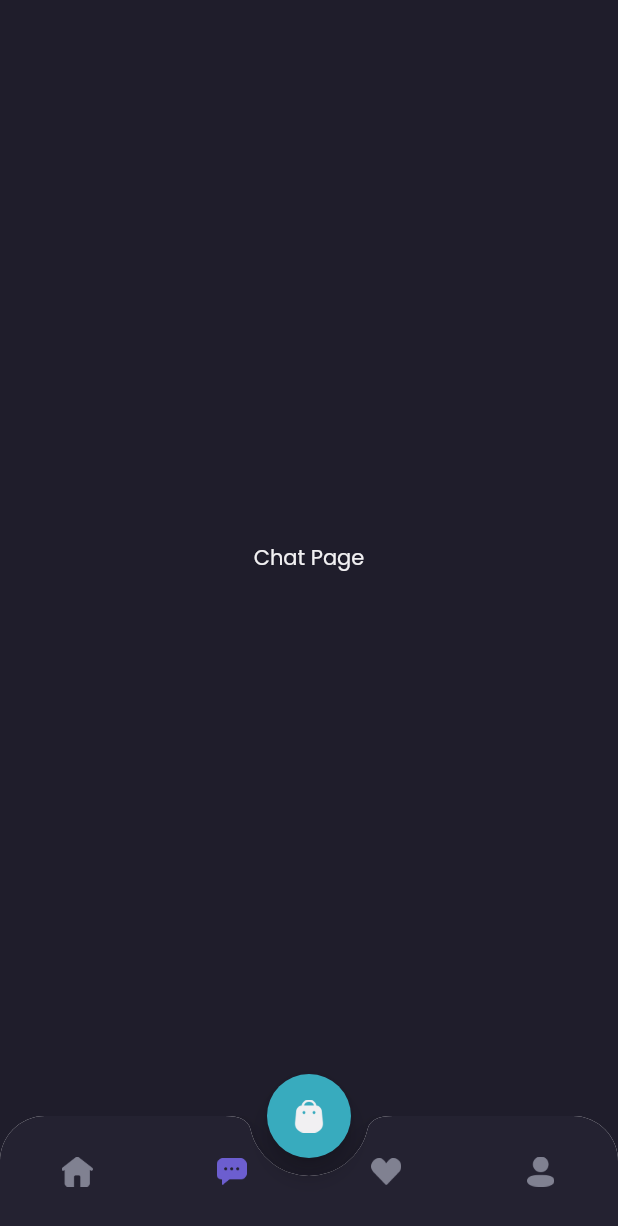
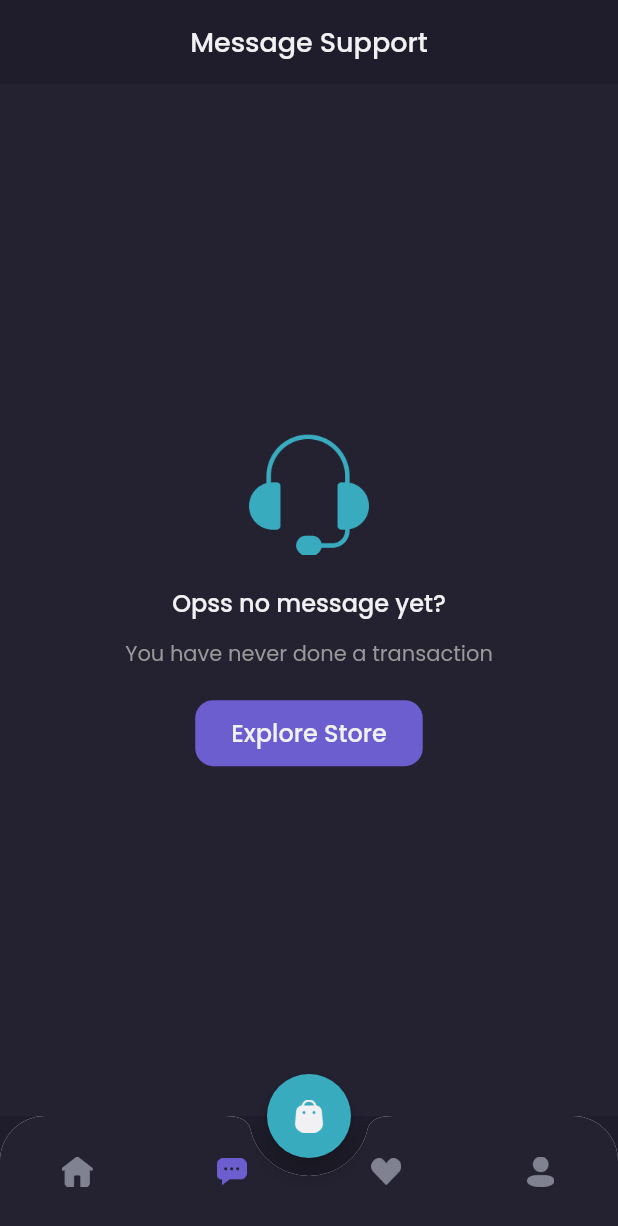
Before and after one commit to rayhanmahardhika/shamo, a Flutter app: the MainPage screen opened by its route, item 2 of the bottom bar chosen, on a phone screen of 412 x 824 dp. Shown: the top 1226 px of the screen. Run offline on Flutter 3.47's test engine with Material 2 defaults, Android fonts, the phone set to English and light mode, and no system bars; our stand-ins replace google_fonts.

Commit message:
feat: add chat page default page

```diff
--- a/lib/pages/home/chat_page.dart
+++ b/lib/pages/home/chat_page.dart
@@ -4,11 +4,75 @@ import 'package:shamo/theme.dart';
 class ChatPage extends StatelessWidget {
   @override
   Widget build(BuildContext context) {
-    return Center(
-      child: Text(
-        'Chat Page',
-        style: primaryTextStyle,
-      ),
+    Widget header() {
+      return AppBar(
+        backgroundColor: backgroundColor1,
+        centerTitle: true,
+        title: Text(
+          'Message Support',
+          style: primaryTextStyle.copyWith(fontSize: 18, fontWeight: medium),
+        ),
+        elevation: 0,
+        automaticallyImplyLeading: false,
+      );
+    }
+
+    Widget content() {
+      return Expanded(
+        child: Container(
+          width: double.infinity,
+          color: backgroundColor3,
+          child: Column(
+            mainAxisAlignment: MainAxisAlignment.center,
+            children: [
+              Image.asset(
+                'assets/icon_headset.png',
+                width: 80,
+              ),
+              SizedBox(
+                height: 20,
+              ),
+              Text(
+                'Opss no message yet?',
+                style:
+                    primaryTextStyle.copyWith(fontSize: 16, fontWeight: medium),
+              ),
+              SizedBox(
+                height: 12,
+              ),
+              Text(
+                'You have never done a transaction',
+                style: secondaryTextStyle,
+              ),
+              SizedBox(
+                height: 20,
+              ),
+              Container(
+                height: 44,
+                child: TextButton(
+                  onPressed: () {},
+                  style: TextButton.styleFrom(
+                    padding: EdgeInsets.symmetric(horizontal: 24, vertical: 10),
+                    backgroundColor: primaryColor,
+                    shape: RoundedRectangleBorder(
+                      borderRadius: BorderRadius.circular(12),
+                    ),
+                  ),
+                  child: Text(
+                    'Explore Store',
+                    style: primaryTextStyle.copyWith(
+                        fontSize: 16, fontWeight: medium),
+                  ),
+                ),
+              ),
+            ],
+          ),
+        ),
+      );
+    }
+
+    return Column(
+      children: [header(), content()],
     );
   }
 }
```
Also changed, not shown: assets/icon_headset.png (added).
